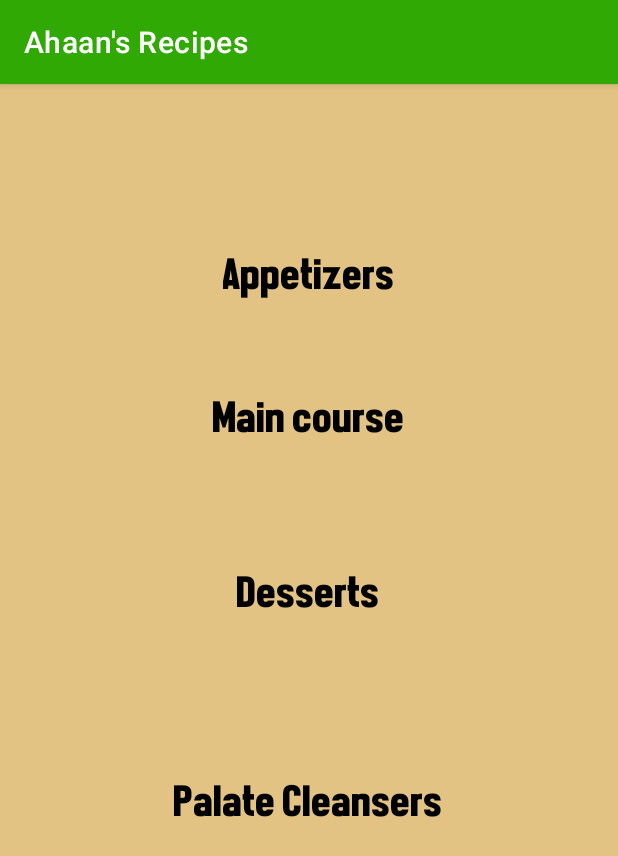
After one commit to Ahaan25/RecipeAppJava, an Android app: the CheckCourses screen opened directly, with no data from a screen before it, on a phone screen of 412 x 824 dp. The commit adds this screen. Shown: the top 856 px of the screen. Run offline under Robolectric (Android 15) with nearby library versions, the phone set to English and light mode, and no system bars.

Commit message:
Added basic functions

```diff
--- /dev/null
+++ b/app/src/main/java/com/example/recipeappjava/CheckCourses.java
@@ -0,0 +1,27 @@
+package com.example.recipeappjava;
+
+import androidx.appcompat.app.AppCompatActivity;
+
+import android.os.Bundle;
+import android.widget.TextView;
+
+import org.w3c.dom.Text;
+
+public class CheckCourses extends AppCompatActivity {
+
+    TextView appetizer, maincourse, dessert, palletecleanser;
+
+    @Override
+    protected void onCreate(Bundle savedInstanceState) {
+        super.onCreate(savedInstanceState);
+        setContentView(R.layout.activity_check_courses);
+
+        appetizer=findViewById(R.id.textView6);
+        maincourse=findViewById(R.id.textView7);
+        dessert=findViewById(R.id.textView8);
+        palletecleanser=findViewById(R.id.textView9);
+
+
+
+    }
+}
--- /dev/null
+++ b/app/src/main/res/layout/activity_check_courses.xml
@@ -0,0 +1,67 @@
+<?xml version="1.0" encoding="utf-8"?>
+<androidx.constraintlayout.widget.ConstraintLayout xmlns:android="http://schemas.android.com/apk/res/android"
+    xmlns:app="http://schemas.android.com/apk/res-auto"
+    xmlns:tools="http://schemas.android.com/tools"
+    android:layout_width="match_parent"
+    android:layout_height="match_parent"
+    tools:context=".CheckCourses"
+    android:background="#e2c383">
+
+    <TextView
+        android:id="@+id/textView9"
+        android:layout_width="wrap_content"
+        android:layout_height="wrap_content"
+        android:fontFamily="@font/frontpageneue"
+        android:text="Palate Cleansers"
+        android:textColor="@color/black"
+        android:textSize="30dp"
+        app:layout_constraintBottom_toBottomOf="parent"
+        app:layout_constraintEnd_toEndOf="parent"
+        app:layout_constraintHorizontal_bias="0.498"
+        app:layout_constraintStart_toStartOf="parent"
+        app:layout_constraintTop_toBottomOf="@+id/textView8"
+        app:layout_constraintVertical_bias="0.279" />
+
+    <TextView
+        android:id="@+id/textView8"
+        android:layout_width="wrap_content"
+        android:layout_height="wrap_content"
+        android:fontFamily="@font/frontpageneue"
+        android:text="Desserts"
+        android:textColor="@color/black"
+        android:textSize="30dp"
+        app:layout_constraintBottom_toBottomOf="parent"
+        app:layout_constraintEnd_toEndOf="parent"
+        app:layout_constraintHorizontal_bias="0.498"
+        app:layout_constraintStart_toStartOf="parent"
+        app:layout_constraintTop_toBottomOf="@+id/textView7"
+        app:layout_constraintVertical_bias="0.168" />
+
+    <TextView
+        android:id="@+id/textView7"
+        android:layout_width="wrap_content"
+        android:layout_height="wrap_content"
+        android:fontFamily="@font/frontpageneue"
+        android:text="Main course"
+        android:textColor="@color/black"
+        android:textSize="30dp"
+        app:layout_constraintBottom_toBottomOf="parent"
+        app:layout_constraintEnd_toEndOf="parent"
+        app:layout_constraintStart_toStartOf="parent"
+        app:layout_constraintTop_toBottomOf="@+id/textView6"
+        app:layout_constraintVertical_bias="0.105" />
+
+    <TextView
+        android:id="@+id/textView6"
+        android:layout_width="wrap_content"
+        android:layout_height="wrap_content"
+        android:fontFamily="@font/frontpageneue"
+        android:text="Appetizers"
+        android:textColor="@color/black"
+        android:textSize="30dp"
+        app:layout_constraintBottom_toBottomOf="parent"
+        app:layout_constraintEnd_toEndOf="parent"
+        app:layout_constraintStart_toStartOf="parent"
+        app:layout_constraintTop_toTopOf="parent"
+        app:layout_constraintVertical_bias="0.15" />
+</androidx.constraintlayout.widget.ConstraintLayout>
--- a/app/src/main/res/values-night/themes.xml
+++ b/app/src/main/res/values-night/themes.xml
@@ -1,14 +1,14 @@
 <resources xmlns:tools="http://schemas.android.com/tools">
     <!-- Base application theme. -->
-    <style name="Theme.RecipeAppJava" parent="Theme.MaterialComponents.DayNight.NoActionBar">
+    <style name="Theme.RecipeAppJava" parent="Theme.MaterialComponents.DayNight.DarkActionBar">
         <!-- Primary brand color. -->
-        <item name="colorPrimary">@color/black</item>
+        <item name="colorPrimary">#31a905</item>
         <item name="colorPrimaryVariant">@color/black</item>
-        <item name="colorOnPrimary">@color/white</item>
+        <item name="colorOnPrimary">#f4984f</item>
         <!-- Secondary brand color. -->
-        <item name="colorSecondary">@color/teal_200</item>
-        <item name="colorSecondaryVariant">@color/teal_700</item>
-        <item name="colorOnSecondary">@color/black</item>
+        <item name="colorSecondary">#31a905</item>
+        <item name="colorSecondaryVariant">@color/black</item>
+        <item name="colorOnSecondary">#f4984f</item>
         <!-- Status bar color. -->
         <item name="android:statusBarColor" tools:targetApi="l">?attr/colorPrimaryVariant</item>
         <!-- Customize your theme here. -->
--- a/app/src/main/res/values/strings.xml
+++ b/app/src/main/res/values/strings.xml
@@ -1,3 +1,3 @@
 <resources>
-    <string name="app_name">RecipeAppJava</string>
+    <string name="app_name">Ahaan\'s Recipes</string>
 </resources>
--- a/app/src/main/res/values/themes.xml
+++ b/app/src/main/res/values/themes.xml
@@ -1,14 +1,14 @@
 <resources xmlns:tools="http://schemas.android.com/tools">
     <!-- Base application theme. -->
-    <style name="Theme.RecipeAppJava" parent="Theme.MaterialComponents.DayNight.NoActionBar">
+    <style name="Theme.RecipeAppJava" parent="Theme.MaterialComponents.DayNight.DarkActionBar">
         <!-- Primary brand color. -->
-        <item name="colorPrimary">@color/black</item>
+        <item name="colorPrimary">#31a905</item>
         <item name="colorPrimaryVariant">@color/black</item>
-        <item name="colorOnPrimary">@color/white</item>
+        <item name="colorOnPrimary">#f4984f</item>
         <!-- Secondary brand color. -->
-        <item name="colorSecondary">@color/teal_200</item>
-        <item name="colorSecondaryVariant">@color/teal_700</item>
-        <item name="colorOnSecondary">@color/black</item>
+        <item name="colorSecondary">#31a905</item>
+        <item name="colorSecondaryVariant">@color/black</item>
+        <item name="colorOnSecondary">#f4984f</item>
         <!-- Status bar color. -->
         <item name="android:statusBarColor" tools:targetApi="l">?attr/colorPrimaryVariant</item>
         <!-- Customize your theme here. -->
```
Also changed, not shown: app/src/main/AndroidManifest.xml (+7 -0 lines), app/src/main/java/com/example/recipeappjava/MainActivity.java (+75 -0 lines), app/src/main/java/com/example/recipeappjava/ReadReviews.java (added, +14 -0 lines), app/src/main/res/layout/activity_main.xml (+68 -0 lines), app/src/main/res/layout/activity_read_reviews.xml (added, +10 -0 lines), app/src/main/res/menu/mainmenu.xml (added, +24 -0 lines), app/src/main/res/drawable-v24/courses.jpg (added), app/src/main/res/drawable-v24/differentcuisines.jpg (added), 1 other file.
